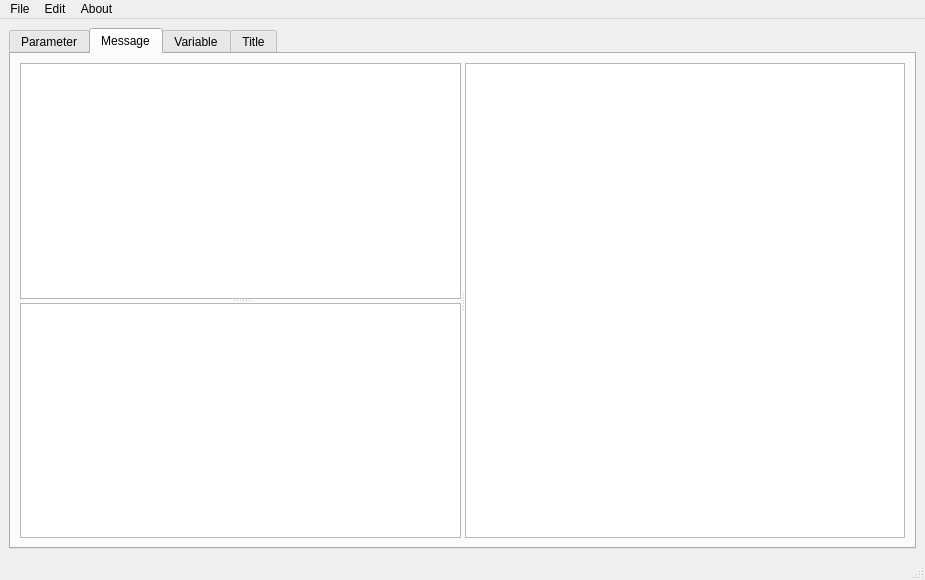
Old version of the form mainwindow.ui in the repository coreanq/table_editor3.
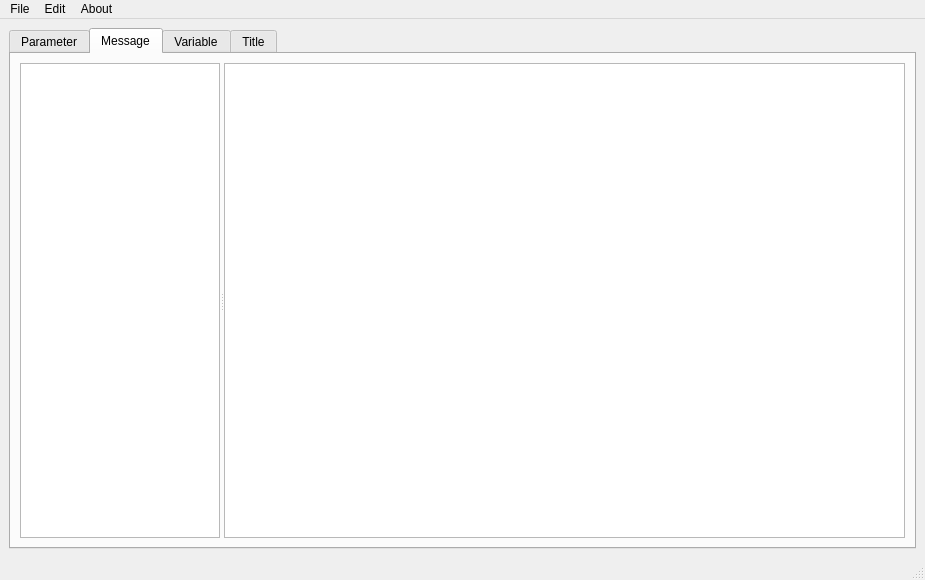
New version of the form. The open tabs and pages were chosen to show the change.

Commit message: msg parsing 루틴 구현 중

```diff
--- a/mainwindow.ui
+++ b/mainwindow.ui
@@ -75,15 +75,21 @@
           <widget class="QSplitter" name="splitter_4">
            <property name="maximumSize">
             <size>
-             <width>16777215</width>
+             <width>200</width>
              <height>16777215</height>
             </size>
            </property>
            <property name="orientation">
             <enum>Qt::Vertical</enum>
            </property>
-           <widget class="QTableView" name="viewMessage"/>
-           <widget class="QTableView" name="viewMessageInfo"/>
+           <widget class="QTableView" name="viewMessage">
+            <property name="maximumSize">
+             <size>
+              <width>200</width>
+              <height>16777215</height>
+             </size>
+            </property>
+           </widget>
           </widget>
           <widget class="QTableView" name="viewMessageValue"/>
          </widget>
```
Left out of the diff: 2 changed lines with no effect on the pictures. The commit also changes 2 other files.
